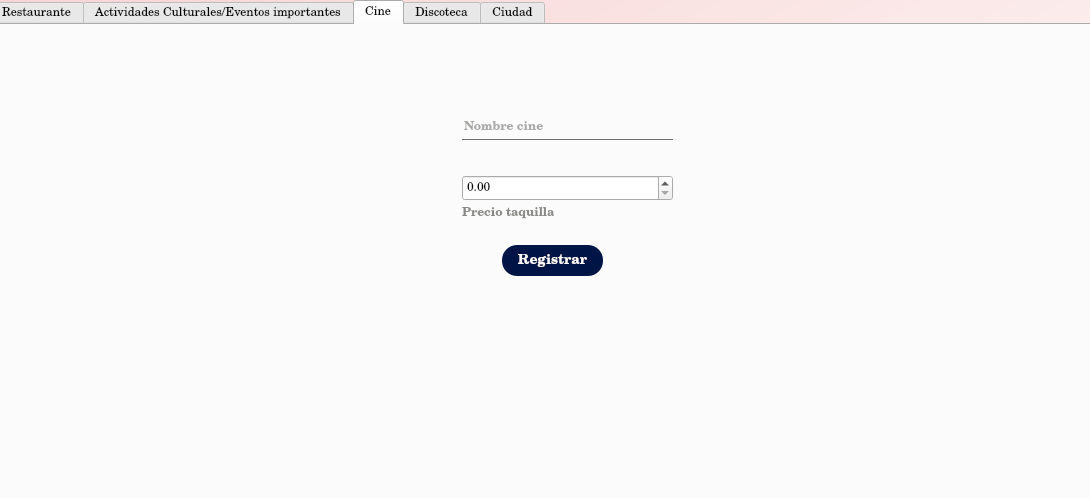
Old version of the form src/front/xml/register_view.ui in the repository ThElement12/proyecto-final-prolog.
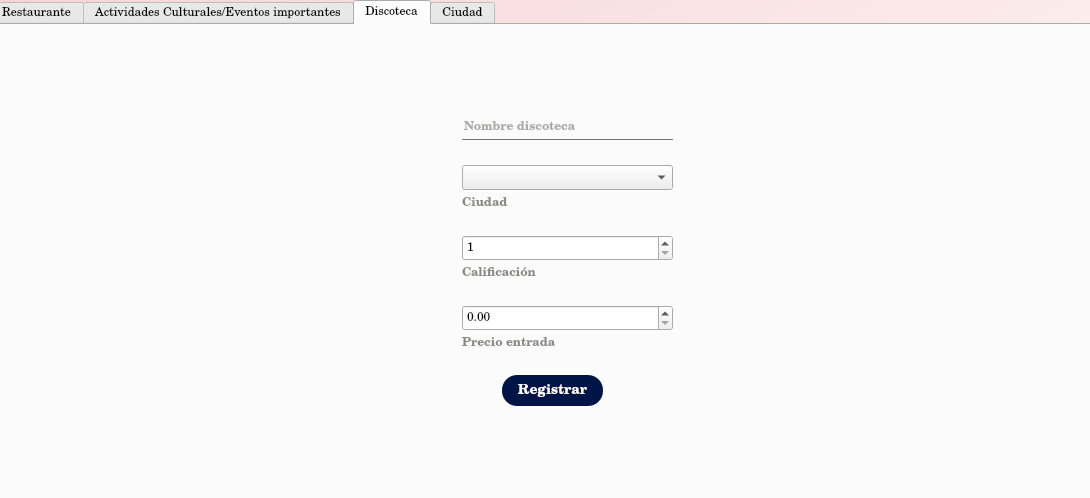
New version of the form. The open tabs and pages were chosen to show the change. Icons and pictures are not drawn.

Commit message: removing cinema tab register

```diff
--- a/src/front/xml/register_view.ui
+++ b/src/front/xml/register_view.ui
@@ -402,131 +402,6 @@
      </property>
     </widget>
    </widget>
-   <widget class="QWidget" name="tab_3">
-    <attribute name="title">
-     <string>Cine</string>
-    </attribute>
-    <widget class="QPushButton" name="pushButton_3">
-     <property name="geometry">
-      <rect>
-       <x>520</x>
-       <y>30</y>
-       <width>81</width>
-       <height>41</height>
-      </rect>
-     </property>
-     <property name="styleSheet">
-      <string notr="true">QPushButton{
-border-radius: 20px;
-background-color: transparent;
-color: rgb(0,0,0);
-font-family: Century SchoolBook L;
-font-weight: bold;
-
-}</string>
-     </property>
-     <property name="text">
-      <string/>
-     </property>
-     <property name="icon">
-      <iconset>
-       <normaloff>../resources/sign_up_icon.png</normaloff>../resources/sign_up_icon.png</iconset>
-     </property>
-     <property name="iconSize">
-      <size>
-       <width>32</width>
-       <height>32</height>
-      </size>
-     </property>
-    </widget>
-    <widget class="QLineEdit" name="lineEdit_5">
-     <property name="geometry">
-      <rect>
-       <x>470</x>
-       <y>90</y>
-       <width>211</width>
-       <height>25</height>
-      </rect>
-     </property>
-     <property name="styleSheet">
-      <string notr="true">QLineEdit {
-font-family: Century SchoolBook L;
-color: rgb(85, 87, 83);
-background: transparent;
-border: none;
-font-weight: bold;
-border-bottom: 1px solid #717072;
-}</string>
-     </property>
-     <property name="placeholderText">
-      <string>Nombre cine</string>
-     </property>
-    </widget>
-    <widget class="QDoubleSpinBox" name="doubleSpinBox_3">
-     <property name="geometry">
-      <rect>
-       <x>470</x>
-       <y>150</y>
-       <width>211</width>
-       <height>26</height>
-      </rect>
-     </property>
-     <property name="maximum">
-      <double>100000000.000000000000000</double>
-     </property>
-    </widget>
-    <widget class="QLabel" name="label_place_disco_6">
-     <property name="geometry">
-      <rect>
-       <x>470</x>
-       <y>180</y>
-       <width>141</width>
-       <height>17</height>
-      </rect>
-     </property>
-     <property name="styleSheet">
-      <string notr="true">font-family: Century SchoolBook L;
-color: rgb(136, 138, 133);
-background: transparent;
-border: none;
-font-weight: bold;</string>
-     </property>
-     <property name="text">
-      <string>Precio taquilla</string>
-     </property>
-    </widget>
-    <widget class="QPushButton" name="pushButton_register_disco_3">
-     <property name="geometry">
-      <rect>
-       <x>510</x>
-       <y>220</y>
-       <width>101</width>
-       <height>31</height>
-      </rect>
-     </property>
-     <property name="font">
-      <font>
-       <family>CenturySchoolBook L</family>
-       <pointsize>-1</pointsize>
-       <weight>75</weight>
-       <bold>true</bold>
-      </font>
-     </property>
-     <property name="styleSheet">
-      <string notr="true">QPushButton{
-border-radius: 15px;
-background-color: rgb(0, 21, 70);
-color: rgb(255,255,255);
-font-weight: bold;
-font-family: CenturySchoolBook L;
-font-size: 14px;
-}</string>
-     </property>
-     <property name="text">
-      <string>Registrar</string>
-     </property>
-    </widget>
-   </widget>
    <widget class="QWidget" name="tab_4">
     <attribute name="title">
      <string>Discoteca</string>
```
Left out of the diff: 2 changed lines with no effect on the pictures. The commit also changes 1 other file.
